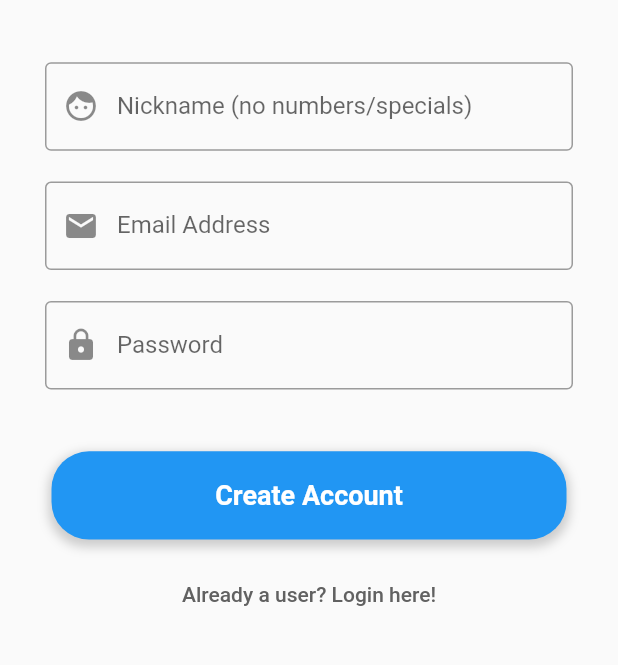
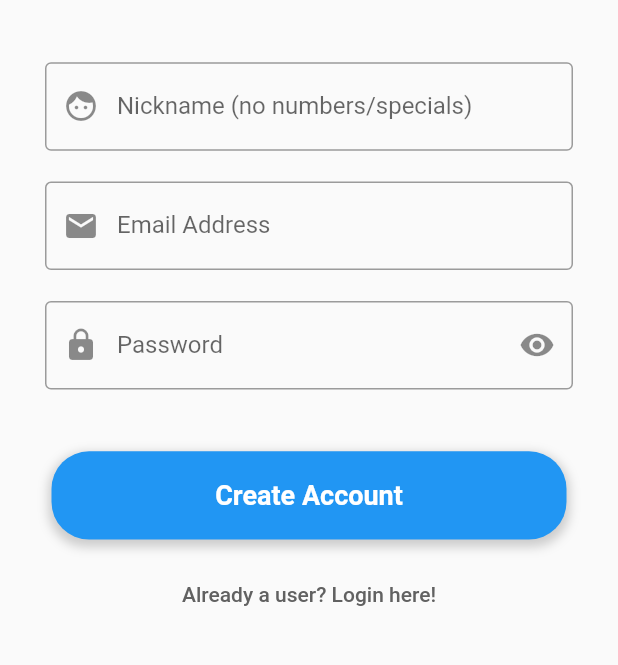
Before and after one commit to kachywy/flutchat, a Flutter app: the screen it shows after launch, after a tap on "Login", after a tap on "Don't have an account? Sign up here!", on a phone screen of 412 x 824 dp, the part 410-1075 px from its top. Run offline on Flutter 3.47's test engine with Material 2 defaults, Android fonts, the phone set to English and light mode, and no system bars; our stand-ins replace cloud_firestore, firebase_auth, firebase_core, firebase_storage, fluttertoast, image_picker; accounts and stored records are empty; Roboto replaces fonts that are missing (Poppins).

Commit message:
added password obscurity

```diff
--- a/lib/Authenticate/CreateAccount.dart
+++ b/lib/Authenticate/CreateAccount.dart
@@ -16,6 +16,7 @@ class _CreateAccountState extends State<CreateAccount> {
   final TextEditingController _email = TextEditingController();
   final TextEditingController _password = TextEditingController();
   bool isLoading = false;
+  bool passwordVisible = true;
 
   @override
   Widget build(BuildContext context) {
@@ -92,12 +93,22 @@ class _CreateAccountState extends State<CreateAccount> {
                     Padding(
                       padding: const EdgeInsets.symmetric(horizontal: 30),
                       child: TextFormField(
-                        obscureText: true,
+                        obscureText: passwordVisible,
                         controller: _password,
                         decoration: InputDecoration(
                           labelText: "Password",
                           border: OutlineInputBorder(),
                           prefixIcon: Icon(Icons.lock),
+                          suffixIcon: IconButton(
+                            icon: Icon(passwordVisible
+                                ? Icons.visibility
+                                : Icons.visibility_off),
+                            onPressed: () {
+                              setState(() {
+                                passwordVisible = !passwordVisible;
+                              });
+                            },
+                          ),
                         ),
                         validator: (value) {
                           if (value!.isEmpty) {
--- a/lib/Authenticate/LoginScreen.dart
+++ b/lib/Authenticate/LoginScreen.dart
@@ -15,6 +15,7 @@ class _LoginScreenState extends State<LoginScreen> {
   final TextEditingController _password = TextEditingController();
   bool passToggle = true;
   bool isLoading = false;
+  bool passwordVisible = true;
 
   @override
   Widget build(BuildContext context) {
@@ -76,12 +77,22 @@ class _LoginScreenState extends State<LoginScreen> {
                     Padding(
                       padding: const EdgeInsets.symmetric(horizontal: 30),
                       child: TextFormField(
-                        obscureText: true,
+                        obscureText: passwordVisible,
                         controller: _password,
                         decoration: InputDecoration(
                           labelText: "Password",
                           border: OutlineInputBorder(),
                           prefixIcon: Icon(Icons.lock),
+                          suffixIcon: IconButton(
+                            icon: Icon(passwordVisible
+                                ? Icons.visibility
+                                : Icons.visibility_off),
+                            onPressed: () {
+                              setState(() {
+                                passwordVisible = !passwordVisible;
+                              });
+                            },
+                          ),
                         ),
                         validator: (value) {
                           if (value!.isEmpty) {
@@ -208,13 +219,12 @@ class _LoginScreenState extends State<LoginScreen> {
     );
   }
 
-  Widget field(Size size, String hintText, IconData icon,
-      TextEditingController cont, bool obscure) {
+  Widget field(
+      Size size, String hintText, IconData icon, TextEditingController cont) {
     return Container(
       height: size.height / 14,
       width: size.width / 1.1,
       child: TextField(
-        obscureText: obscure,
         controller: cont,
         decoration: InputDecoration(
           prefixIcon: Icon(icon),
```
